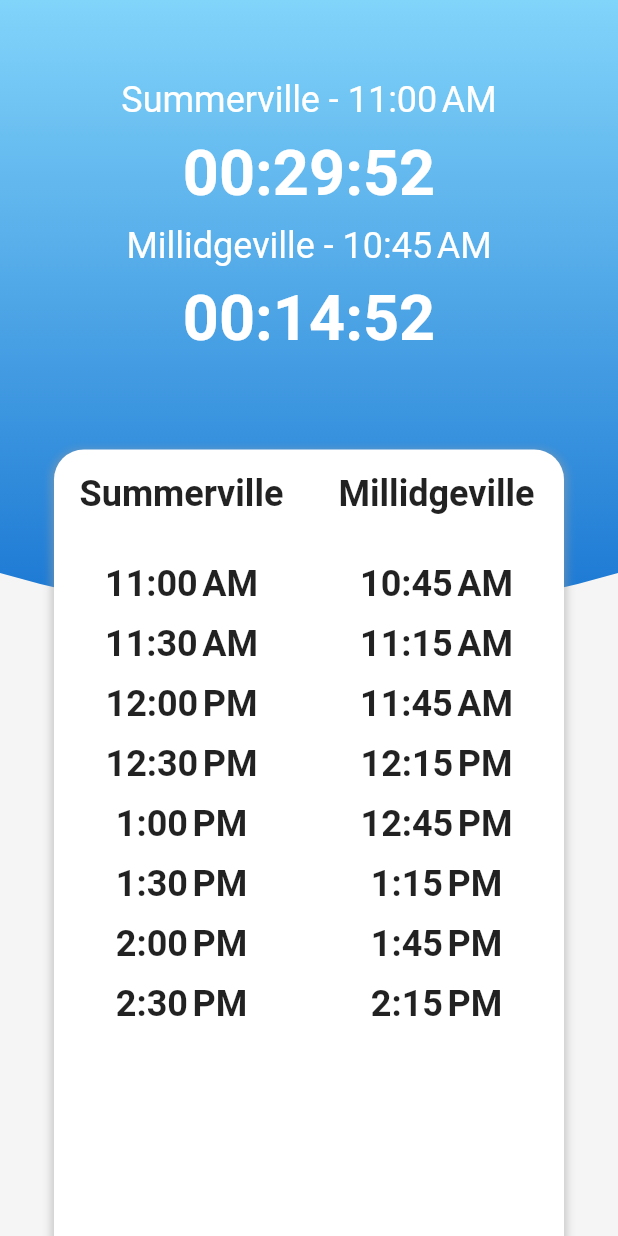
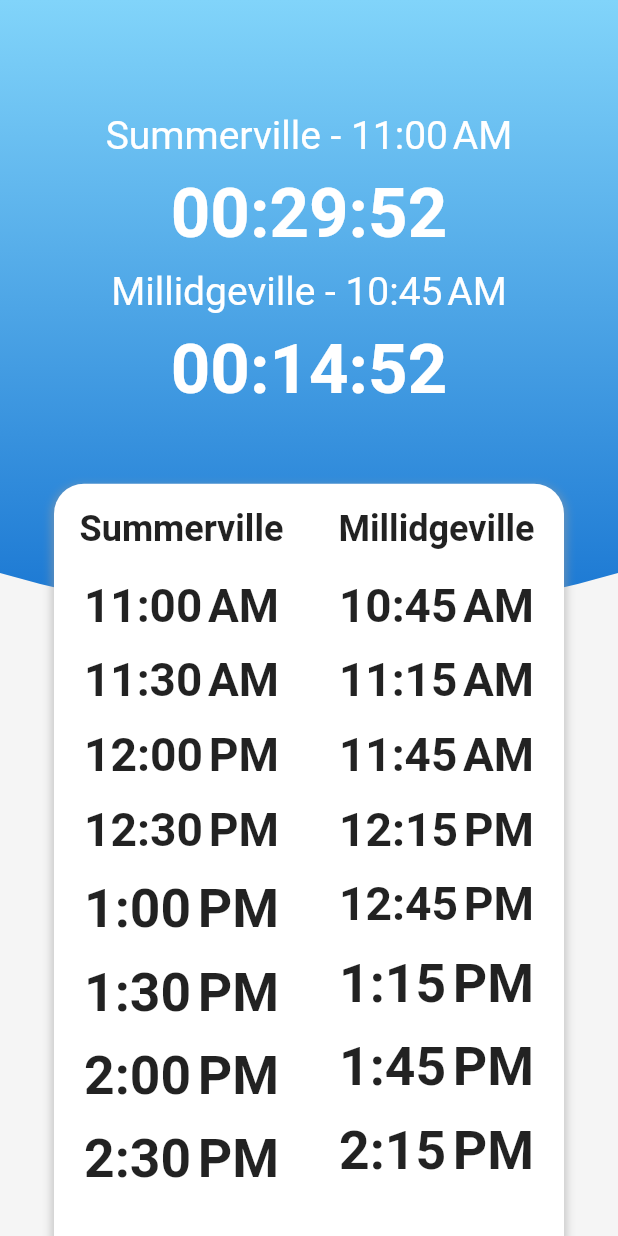
Before and after one commit to TristanLaR/ferry_buddy, a Flutter app: the screen it shows after launch, on a phone screen of 412 x 824 dp. Run offline on Flutter 3.47's test engine with Material 2 defaults, Android fonts, the phone set to English and light mode, and no system bars; our stand-ins replace flutter_hooks, hooks_riverpod.

Commit message:
Layout update - closes #7

```diff
--- a/lib/main.dart
+++ b/lib/main.dart
@@ -32,8 +32,7 @@ class MyApp extends HookConsumerWidget {
       theme: ThemeData(
         primarySwatch: Colors.blue,
       ),
-      home: SafeArea(
-        child: Scaffold(
+      home: Scaffold(
         backgroundColor: Colors.grey.shade100,
         body: OrientationBuilder(builder: (_, orientation) {
           print("Orientation: $orientation");
@@ -43,7 +42,6 @@ class MyApp extends HookConsumerWidget {
             return LandscapeView();
         }),
       ),
-      ),
     );
   }
 }
--- a/lib/views/home_page.dart
+++ b/lib/views/home_page.dart
@@ -38,7 +38,11 @@ class HomePage extends HookConsumerWidget {
     return Column(
       children: [
         Flexible(
-          flex: 4,
+          flex: 1,
+          child: Container(),
+        ),
+        Flexible(
+          flex: 8,
           child: Container(
             child: Column(
               mainAxisAlignment: MainAxisAlignment.center,
@@ -51,7 +55,7 @@ class HomePage extends HookConsumerWidget {
           ),
         ),
         Flexible(
-          flex: 7,
+          flex: 14,
           child: ScheduleCard(),
         ),
       ],
@@ -79,7 +83,7 @@ class TimerWidget extends HookConsumerWidget {
               child: Text(
                 "${ferrySide.name} - ${DateFormat.jm().format(nextRun)}",
                 style: TextStyle(
-                  fontSize: 24.0,
+                  fontSize: 26.0,
                   color: Colors.white,
                   // fontWeight: FontWeight.bold,
                 ),
@@ -91,6 +95,11 @@ class TimerWidget extends HookConsumerWidget {
               builder: (context, snapshot) {
                 return Center(
                   child: FerryTimer(
+                    style: TextStyle(
+                      fontSize: 46.0,
+                      fontWeight: FontWeight.bold,
+                      color: Colors.white,
+                    ),
                     countdownTime: nextRun,
                   ),
                 );
@@ -161,17 +170,23 @@ class ScheduleCardColumn extends HookConsumerWidget {
               style: TextStyle(fontSize: 24.0, fontWeight: FontWeight.bold),
             ),
           ),
-          SizedBox(height: 32.0),
-          ListView.separated(
+          // Flexible(
+          //   flex: 1,
+          //   child: Container(),
+          // ),
+          Flexible(
+            flex: 2,
+            child: ListView.separated(
                 separatorBuilder: (context, index) {
-                return SizedBox(height: 12.0);
+                  return SizedBox(height: 14.0);
                 },
                 physics: NeverScrollableScrollPhysics(),
                 shrinkWrap: true,
                 itemCount: nextRuns.length,
+                padding: EdgeInsets.only(top: 20),
                 itemBuilder: (context, index) {
                   return Container(
-                  child: Center(
+                    padding: EdgeInsets.symmetric(horizontal: 8.0),
                     child: FittedBox(
                       fit: BoxFit.fitWidth,
                       child: Text(
@@ -180,9 +195,9 @@ class ScheduleCardColumn extends HookConsumerWidget {
                             fontSize: 24.0, fontWeight: FontWeight.bold),
                       ),
                     ),
-                  ),
                   );
                 }),
+          ),
         ],
       ),
     );
--- a/lib/widgets/ferry_timer.dart
+++ b/lib/widgets/ferry_timer.dart
@@ -26,8 +26,8 @@ class FerryTimer extends HookConsumerWidget {
         // print("Tick - ${duration.inSeconds}");
         if (duration.inSeconds <= 0) {
           print("countdown reached 0");
+          ref.refresh(ferryScheduleProvider);
           timer.cancel();
-          ref.refresh(ferryScheduleProvider);
         }
         duration = countdownTime.difference(DateTime.now());
       });
```
Lines whose indentation alone changed are shown as unchanged.
